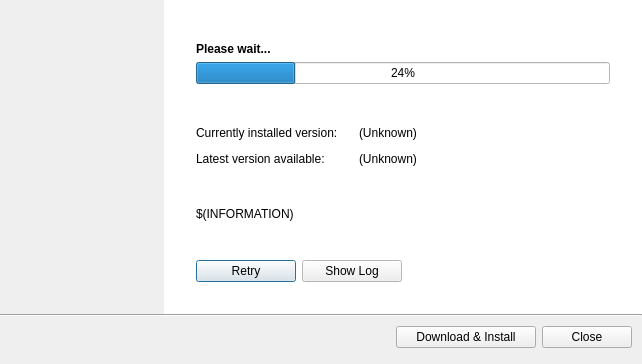
Qt form gui/UpdateDialog.ui (lordmulder/LameXP) before a commit.
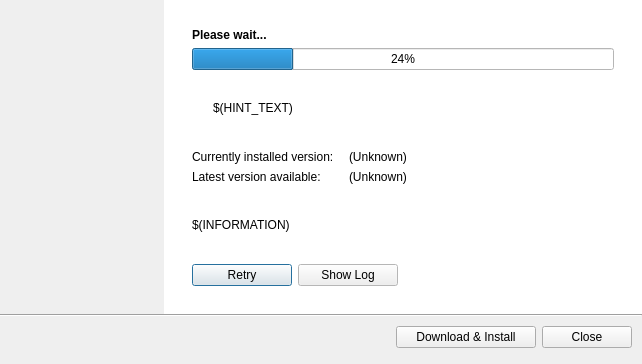
The same form after that commit. Icons and pictures are not drawn.

Diff of the .ui file:
```diff
--- a/gui/UpdateDialog.ui
+++ b/gui/UpdateDialog.ui
@@ -147,17 +147,8 @@
           <number>0</number>
          </property>
          <layout class="QVBoxLayout" name="verticalLayout_4">
-          <property name="leftMargin">
-           <number>32</number>
-          </property>
-          <property name="topMargin">
-           <number>42</number>
-          </property>
-          <property name="rightMargin">
-           <number>32</number>
-          </property>
-          <property name="bottomMargin">
-           <number>32</number>
+          <property name="margin">
+           <number>28</number>
           </property>
           <item>
            <layout class="QVBoxLayout" name="verticalLayout_3">
@@ -184,6 +175,49 @@
               </property>
              </widget>
             </item>
+            <item>
+             <spacer name="verticalSpacer_5">
+              <property name="orientation">
+               <enum>Qt::Vertical</enum>
+              </property>
+              <property name="sizeHint" stdset="0">
+               <size>
+                <width>20</width>
+                <height>40</height>
+               </size>
+              </property>
+             </spacer>
+            </item>
+            <item>
+             <layout class="QHBoxLayout" name="horizontalLayout_5">
+              <property name="spacing">
+               <number>5</number>
+              </property>
+              <item>
+               <widget class="QLabel" name="hintIcon">
+                <property name="maximumSize">
+                 <size>
+                  <width>16</width>
+                  <height>16</height>
+                 </size>
+                </property>
+                <property name="text">
+                 <string/>
+                </property>
+                <property name="pixmap">
+                 <pixmap resource="../res/Icons.qrc">:/icons/information.png</pixmap>
+                </property>
+               </widget>
+              </item>
+              <item>
+               <widget class="QLabel" name="hintLabel">
+                <property name="text">
+                 <string>$(HINT_TEXT)</string>
+                </property>
+               </widget>
+              </item>
+             </layout>
+            </item>
             <item>
              <spacer name="verticalSpacer">
               <property name="orientation">
@@ -199,6 +233,9 @@
             </item>
             <item>
              <layout class="QGridLayout" name="gridLayout">
+              <property name="spacing">
+               <number>0</number>
+              </property>
               <item row="1" column="0">
                <widget class="QLabel" name="label">
                 <property name="text">
```
Left out of the diff: 11 changed lines with no effect on the pictures.
